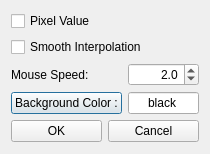
Before: the Qt Designer form src/qt/MatView/MatViewGVSettingsDlg.ui in whpark/gtl, drawn with Qt 5.
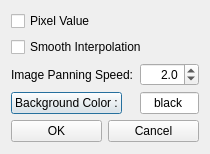
After: the same form once the commit is applied.

The edit to the form file:
```diff
--- a/src/qt/MatView/MatViewGVSettingsDlg.ui
+++ b/src/qt/MatView/MatViewGVSettingsDlg.ui
@@ -31,7 +31,7 @@
    <item row="2" column="0">
     <widget class="QLabel" name="label">
      <property name="text">
-      <string notr="true">Mouse Speed:</string>
+      <string notr="true">Image Panning Speed:</string>
      </property>
     </widget>
    </item>
```
Left out of the diff: 4 changed lines with no effect on the pictures.
